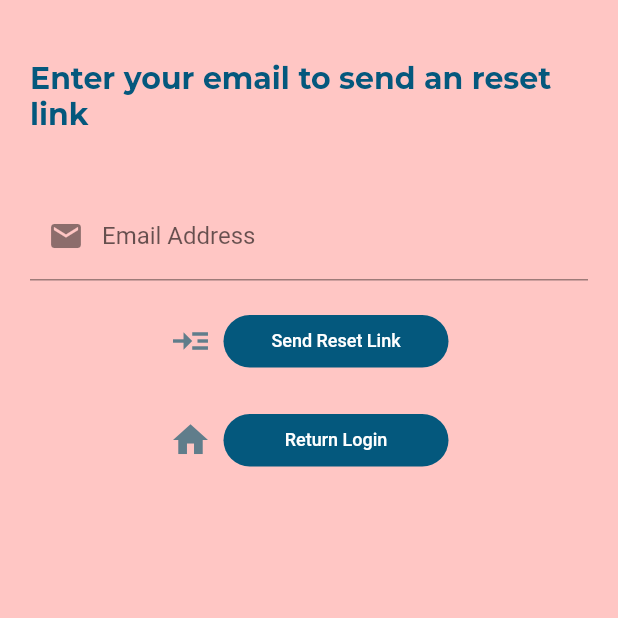
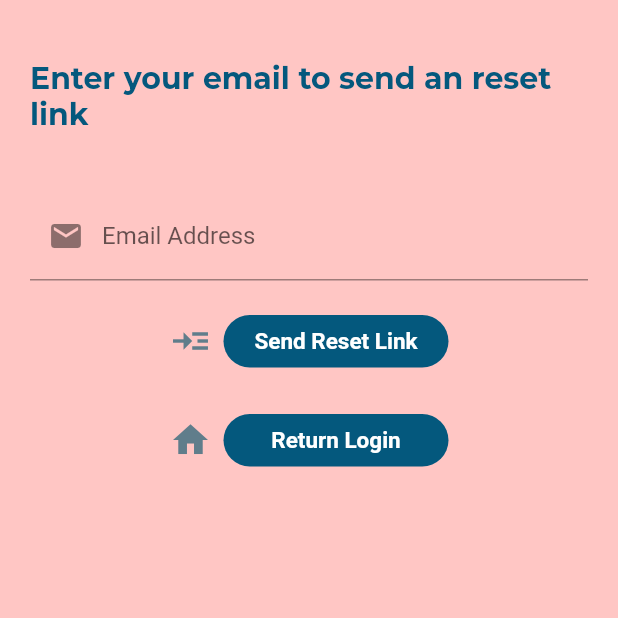
Before and after one commit to nadahanii/Int-Hire_GP, a Flutter app: the ForgotPassword screen opened by its route, on a phone screen of 412 x 824 dp, the top half of it. Run offline on Flutter 3.47's test engine with Material 2 defaults, Android fonts, the phone set to English and light mode, and no system bars; our stand-ins replace csv, font_awesome_flutter, google_fonts, shared_preferences; accounts and stored records are empty.

Commit message:
theme modifications

```diff
--- a/lib/models/GlobalTheme.dart
+++ b/lib/models/GlobalTheme.dart
@@ -6,7 +6,7 @@ import 'package:google_fonts/google_fonts.dart';
 class GlobalTheme with ChangeNotifier {
   final globalTheme = ThemeData(
     primarySwatch: Colors.blueGrey,
-    backgroundColor: Color.fromRGBO(255,198,196,1),
+    backgroundColor: /*Color.fromRGBO(199, 231, 255, 1)*/Color.fromRGBO(255,198,196,1),
     textTheme: const TextTheme(
       labelMedium: TextStyle(
         fontWeight: FontWeight.bold,
--- a/lib/screens/ForgetPassword_Screen.dart
+++ b/lib/screens/ForgetPassword_Screen.dart
@@ -84,9 +84,13 @@ class _ForgotPasswordState extends State<ForgotPassword> {
                           child: const Text(
                             'Send Reset Link',
                             style: TextStyle(
-                              fontSize: 12,
-                              color: Colors.white,
+                                fontWeight: FontWeight.bold,
+                                fontStyle: FontStyle.normal,
+                                color: Colors.white,
+                                fontSize: 15
+
                             ),
+
                           ),
                           decoration: BoxDecoration(
                             color: Color.fromRGBO(4, 88, 125,1),
@@ -103,7 +107,7 @@ class _ForgotPasswordState extends State<ForgotPassword> {
 
                             Navigator.pushNamed(context, '/Login_Screen');
 
-                          //Navigator.pushNamed(context, '/Login_Screen');
+
                         }),
                         icon: const Icon(
                           Icons.home,
@@ -116,8 +120,11 @@ class _ForgotPasswordState extends State<ForgotPassword> {
                           child: const Text(
                             'Return Login',
                             style: TextStyle(
-                              fontSize: 12,
-                              color: Colors.white,
+                                fontWeight: FontWeight.bold,
+                                fontStyle: FontStyle.normal,
+                                color: Colors.white,
+                                fontSize: 15
+
                             ),
                           ),
                           decoration: BoxDecoration(
--- a/lib/screens/Login_Screen.dart
+++ b/lib/screens/Login_Screen.dart
@@ -154,7 +154,7 @@ class _LoginScreenState extends State<LoginScreen> {
                           child: const Text(
                             'Login',
                             style: TextStyle(
-                              fontSize: 12,
+                              fontSize: 15,
                               color: Colors.white,
                             ),
                           ),
```
